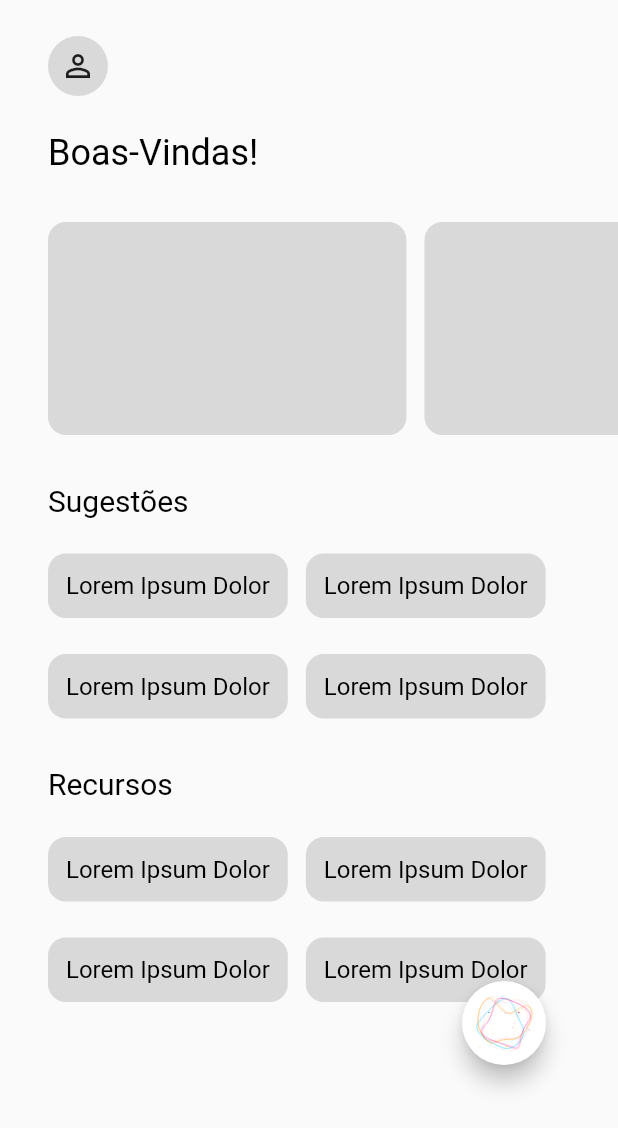
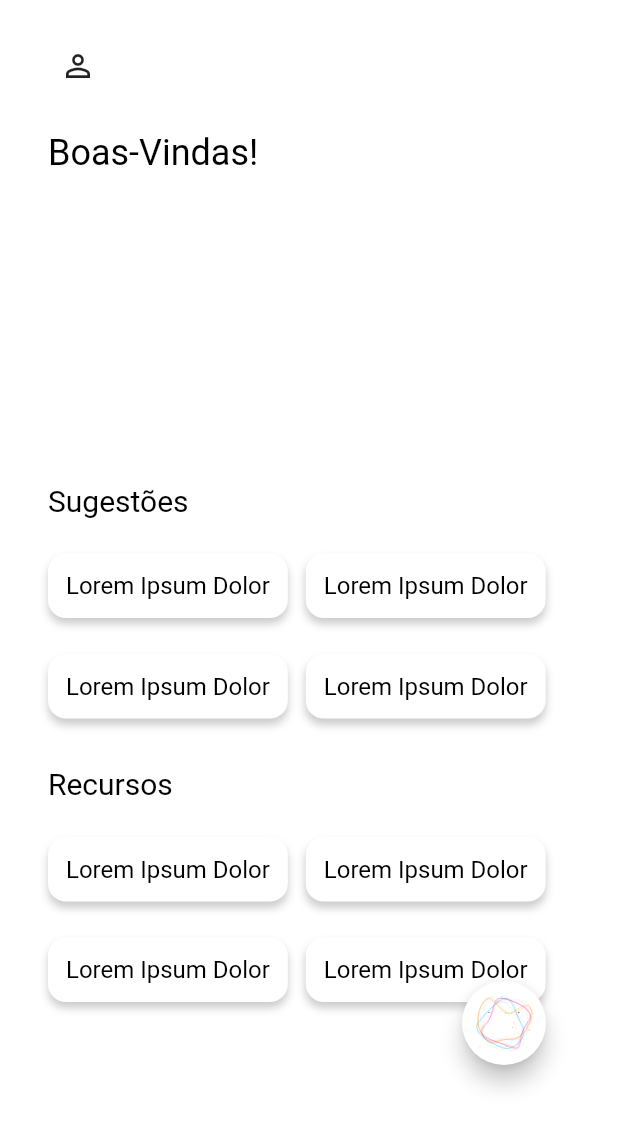
Before and after one commit to ThiagoAZBR/innominatus_ai, a Flutter app: the screen it shows after launch, after a tap on the "arrow forward" icon, on a phone screen of 412 x 824 dp. Shown: the top 1128 px of the screen. Run offline on Flutter 3.47's test engine with Material 2 defaults, Android fonts, the phone set to English and light mode, and no system bars; our stand-ins replace dio, firebase_core, firebase_crashlytics, firebase_remote_config, fpdart, get_it and 2 more; accounts and stored records are empty; Roboto replaces fonts that are missing (inter).

Commit message:
✨ feat: modify look-and-feel of widgets

```diff
--- a/lib/app/app_widget.dart
+++ /dev/null
@@ -1,30 +0,0 @@
-import 'package:flutter/material.dart';
-import 'package:get_it/get_it.dart';
-import 'package:innominatus_ai/app/shared/miscellaneous/app_routes.dart';
-
-import 'modules/chat/chat_page.dart';
-import 'modules/home/home_page.dart';
-import 'modules/splash/splash_page.dart';
-
-class AppWidget extends StatelessWidget {
-  const AppWidget({super.key});
-
-  @override
-  Widget build(BuildContext context) {
-    return MaterialApp(
-      routes: {
-        AppRoutes.splashPage: (context) => SplashPage(
-              appController: GetIt.I.get(),
-            ),
-        AppRoutes.homePage: (context) => HomePage(
-              appController: GetIt.I.get(),
-            ),
-        AppRoutes.chatPage: (context) => ChatPage(
-              appController: GetIt.I.get(),
-            )
-      },
-      initialRoute: '/',
-      debugShowCheckedModeBanner: false,
-    );
-  }
-}
--- a/lib/app/app_container.dart
+++ b/lib/app/core/app_container.dart
@@ -1,6 +1,6 @@
 import 'package:dio/dio.dart';
 import 'package:get_it/get_it.dart';
-import 'package:innominatus_ai/app/app_controller.dart';
+import 'package:innominatus_ai/app/core/app_controller.dart';
 import 'package:innominatus_ai/app/data/chat_repository.dart';
 import 'package:innominatus_ai/app/domain/usecases/create_chat_completion.dart';
 
--- a/lib/app/app_controller.dart
+++ b/lib/app/core/app_controller.dart
@@ -2,32 +2,33 @@ import 'package:firebase_remote_config/firebase_remote_config.dart';
 import 'package:flutter/widgets.dart';
 import 'package:rx_notifier/rx_notifier.dart';
 
-import 'domain/models/chat_completion.dart';
-import 'domain/usecases/create_chat_completion.dart';
-import 'modules/home/app_states.dart';
-import 'shared/utils/validator_utils.dart';
+import '../domain/models/chat_completion.dart';
+import '../domain/usecases/create_chat_completion.dart';
+import '../modules/home/app_states.dart';
+import '../shared/utils/validator_utils.dart';
 
 class AppController {
-  // UseCases
   final CreateChatCompletion chatCompletion;
-  // Normal Variables
+
   final String validMessage = "Aplicação autorizada!";
   final TextEditingController messageFieldController = TextEditingController();
   FocusNode messageFieldFocusNode = FocusNode();
-  // Reactive Variables
-  final chatMessages = RxList<ChatMessage>();
-  final userMessages = RxList<String>();
-  final artificialIntelligenceMessages = RxList<String>();
-  final _isAppAvailable = RxNotifier(false);
-  final _errorMessage = RxNotifier<String?>(null);
-  final _state = RxNotifier<AppState>(const DefaultState());
-  // Functions
+
+  final chatMessages$ = RxList<ChatMessage>();
+  final userMessages$ = RxList<String>();
+  final artificialIntelligenceMessages$ = RxList<String>();
+  final _isAppAvailable$ = RxNotifier(false);
+  final _errorMessage$ = RxNotifier<String?>(null);
+  final _state$ = RxNotifier<AppState>(const DefaultState());
+
+  AppController(this.chatCompletion);
+
   Future<AppState> createChatCompletion(
     CreateChatCompletionParam params,
   ) async {
     final hasError = ValidatorUtils.isValidForRequest(
       params.content,
-      userMessages,
+      userMessages$,
     );
     if (hasError != null) {
       return setMissingRequisitesError(hasError);
@@ -41,17 +42,17 @@ class AppController {
   }
 
   void saveUserMessage(String content) {
-    userMessages.add(content);
-    chatMessages.add(ChatMessage(isUser: true, message: content));
+    userMessages$.add(content);
+    chatMessages$.add(ChatMessage(isUser: true, message: content));
   }
 
   void saveAIMessages(String content) {
-    artificialIntelligenceMessages.add(content);
-    chatMessages.add(ChatMessage(isUser: false, message: content));
+    artificialIntelligenceMessages$.add(content);
+    chatMessages$.add(ChatMessage(isUser: false, message: content));
   }
 
   void showErrorToUser() {
-    chatMessages.add(ChatMessage(
+    chatMessages$.add(ChatMessage(
         isUser: false,
         message:
             'Ocorreu um erro ao tentar gerar a sua resposta.\nPor favor, tente novamente!'));
@@ -59,11 +60,11 @@ class AppController {
 
   void cleanData() {
     messageFieldController.clear();
-    chatMessages.clear();
-    artificialIntelligenceMessages.clear();
-    userMessages.clear();
+    chatMessages$.clear();
+    artificialIntelligenceMessages$.clear();
+    userMessages$.clear();
     setTextFieldError(null);
-    _state.value = const DefaultState();
+    _state$.value = const DefaultState();
   }
 
   Future<bool> validateIfAppIsAvailable() async {
@@ -78,38 +79,37 @@ class AppController {
   }
 
   // Getters and Setters
-  void setLoading() => _state.value = const LoadingState();
+  void setLoading() => _state$.value = const LoadingState();
 
   AppState setHttpError([Exception? failure]) {
-    _state.value = const HttpErrorState();
+    _state$.value = const HttpErrorState();
     return appState;
   }
 
   AppState setMissingRequisitesError(String message) {
     setTextFieldError(message);
-    _state.value = const MissingRequisitesState();
+    _state$.value = const MissingRequisitesState();
     return appState;
   }
 
   AppState setDefaultState(ChatCompletionModel chatCompletion) {
     saveAIMessages(chatCompletion.choices.first.message.content.trimLeft());
-    _state.value = const DefaultState();
+    _state$.value = const DefaultState();
     return appState;
   }
 
-  bool isLoading() => _state.value is LoadingState;
-  bool hasError() => _state.value is HttpErrorState;
-  AppState get appState => _state.value;
+  bool isLoading() => _state$.value is LoadingState;
+  bool hasError() => _state$.value is HttpErrorState;
+  AppState get appState => _state$.value;
 
-  int takeLength() => artificialIntelligenceMessages.length;
+  int takeLength() => artificialIntelligenceMessages$.length;
 
-  bool get isAppAvailable => _isAppAvailable.value;
-  void setAppToAvailable() => _isAppAvailable.value = true;
+  bool get isAppAvailable => _isAppAvailable$.value;
+  void setAppToAvailable() => _isAppAvailable$.value = true;
 
-  String? get errorMessage => _errorMessage.value;
-  void setTextFieldError(String? message) => _errorMessage.value = message;
+  String? get errorMessage => _errorMessage$.value;
+  void setTextFieldError(String? message) => _errorMessage$.value = message;
 
-  AppController(this.chatCompletion);
 }
 
 class ChatMessage {
--- /dev/null
+++ b/lib/app/core/app_routing.dart
@@ -0,0 +1,21 @@
+import 'package:flutter/material.dart';
+import 'package:get_it/get_it.dart';
+
+import '../modules/chat/chat_page.dart';
+import '../modules/home/home_page.dart';
+import '../modules/splash/splash_page.dart';
+import '../shared/miscellaneous/app_routes.dart';
+
+class AppRouting {
+  final Map<String, Widget Function(BuildContext)> routes = {
+    AppRoutes.splashPage: (context) => SplashPage(
+          appController: GetIt.I.get(),
+        ),
+    AppRoutes.homePage: (context) => HomePage(
+          appController: GetIt.I.get(),
+        ),
+    AppRoutes.chatPage: (context) => ChatPage(
+          appController: GetIt.I.get(),
+        )
+  };
+}
--- /dev/null
+++ b/lib/app/core/app_widget.dart
@@ -0,0 +1,15 @@
+import 'package:flutter/material.dart';
+import 'package:innominatus_ai/app/core/app_routing.dart';
+
+class AppWidget extends StatelessWidget {
+  const AppWidget({super.key});
+
+  @override
+  Widget build(BuildContext context) {
+    return MaterialApp(
+      routes: AppRouting().routes,
+      initialRoute: '/',
+      debugShowCheckedModeBanner: false,
+    );
+  }
+}
--- a/lib/app/modules/home/home_page.dart
+++ b/lib/app/modules/home/home_page.dart
@@ -3,7 +3,7 @@ import 'package:innominatus_ai/app/modules/home/widgets/cards/card_sugestion.dar
 import 'package:innominatus_ai/app/shared/miscellaneous/app_routes.dart';
 import 'package:lottie/lottie.dart';
 
-import '../../app_controller.dart';
+import '../../core/app_controller.dart';
 import '../../shared/themes/app_color.dart';
 import '../../shared/themes/app_text_styles.dart';
 
@@ -17,6 +17,7 @@ class HomePage extends StatelessWidget {
   @override
   Widget build(BuildContext context) {
     return Scaffold(
+      backgroundColor: AppColors.primary,
       body: SafeArea(
         child: SingleChildScrollView(
           child: Padding(
@@ -29,7 +30,7 @@ class HomePage extends StatelessWidget {
               children: <Widget>[
                 Container(
                   decoration: BoxDecoration(
-                    color: AppColors.backgroundItems,
+                    color: AppColors.primary,
                     borderRadius: BorderRadius.circular(1000),
                   ),
                   child: const Padding(
@@ -52,7 +53,7 @@ class HomePage extends StatelessWidget {
                         width: MediaQuery.of(context).size.width * 0.58,
                         height: 142,
                         decoration: BoxDecoration(
-                          color: AppColors.backgroundItems,
+                          color: AppColors.primary,
                           borderRadius: BorderRadius.circular(12),
                         ),
                       ),
@@ -61,7 +62,7 @@ class HomePage extends StatelessWidget {
                         width: MediaQuery.of(context).size.width * 0.58,
                         height: 142,
                         decoration: BoxDecoration(
-                          color: AppColors.backgroundItems,
+                          color: AppColors.primary,
                           borderRadius: BorderRadius.circular(12),
                         ),
                       ),
--- a/lib/app/modules/home/widgets/cards/card_sugestion.dart
+++ b/lib/app/modules/home/widgets/cards/card_sugestion.dart
@@ -14,8 +14,16 @@ class CardSuggestion extends StatelessWidget {
   Widget build(BuildContext context) {
     return Container(
       decoration: BoxDecoration(
-        color: AppColors.backgroundItems,
+        color: AppColors.primary,
         borderRadius: BorderRadius.circular(12),
+        boxShadow: [
+          BoxShadow(
+            color: AppColors.shadow,
+            offset: const Offset(0, 4),
+            blurRadius: 4,
+            spreadRadius: 0,
+          ),
+        ],
       ),
       child: Padding(
         padding: const EdgeInsets.all(12.0),
--- a/lib/app/modules/splash/splash_page.dart
+++ b/lib/app/modules/splash/splash_page.dart
@@ -4,7 +4,7 @@ import 'package:lottie/lottie.dart';
 
 import '../../shared/themes/app_color.dart';
 import '../../shared/themes/app_text_styles.dart';
-import '../../app_controller.dart';
+import '../../core/app_controller.dart';
 
 class SplashPage extends StatelessWidget {
   final AppController appController;
@@ -50,7 +50,7 @@ class SplashPage extends StatelessWidget {
                             'Eu sou a Chaos, sua IA :)',
                             style: AppTextStyles.interBig(),
                           ),
-                          SizedBox(height: 58),
+                          const SizedBox(height: 58),
                           Text(
                             'Vamos começar!',
                             style: AppTextStyles.interBig(),
@@ -68,9 +68,9 @@ class SplashPage extends StatelessWidget {
                     Align(
                       alignment: Alignment.bottomRight,
                       child: FloatingActionButton(
-                        backgroundColor: AppColors.backgroundItems,
-                        onPressed: () =>
-                            Navigator.popAndPushNamed(context, AppRoutes.homePage),
+                        backgroundColor: AppColors.primary,
+                        onPressed: () => Navigator.popAndPushNamed(
+                            context, AppRoutes.homePage),
                         child: const Icon(
                           Icons.arrow_forward,
                           color: AppColors.black,
--- a/lib/app/shared/themes/app_color.dart
+++ b/lib/app/shared/themes/app_color.dart
@@ -1,7 +1,10 @@
 import 'package:flutter/material.dart';
 
 class AppColors {
-  static const Color backgroundItems = Color(0xffD9D9D9);
+  static const Color primary = Color(0xffFFFFFF);
+  static const Color lightWhite = Color(0xffD9D9D9);
   static const Color black = Color(0xff1C1B1F);
   static const Color textColor = Color(0xff000000);
+  static const Color secondary = Color(0xff2B53E2);
+  static Color shadow = Colors.black.withOpacity(0.2);
 }
--- a/lib/main.dart
+++ b/lib/main.dart
@@ -3,8 +3,8 @@ import 'package:firebase_crashlytics/firebase_crashlytics.dart';
 import 'package:flutter/foundation.dart';
 import 'package:flutter/material.dart';
 import 'package:flutter/services.dart';
-import 'package:innominatus_ai/app/app_container.dart';
-import 'package:innominatus_ai/app/app_widget.dart';
+import 'package:innominatus_ai/app/core/app_container.dart';
+import 'package:innominatus_ai/app/core/app_widget.dart';
 
 import 'firebase_options.dart';
 
```
Also changed, not shown: lib/app/modules/chat/chat_page.dart (+23 -20 lines).
